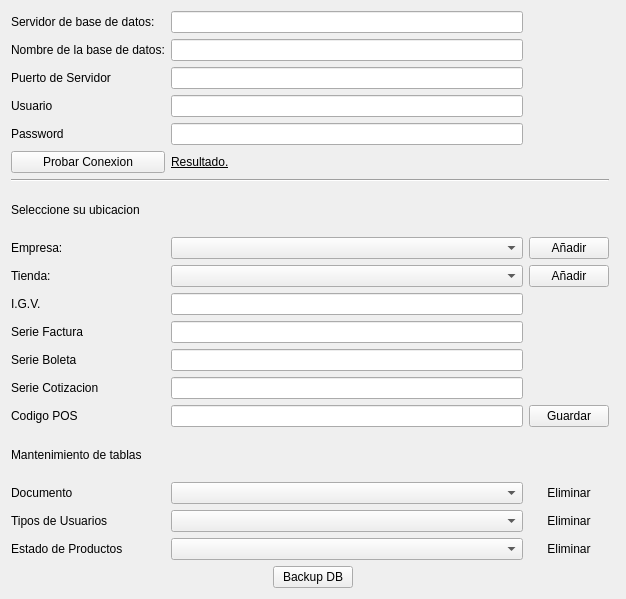
Old version of the form configuracion/ui_configuracion.ui in the repository rodety/Jireh.
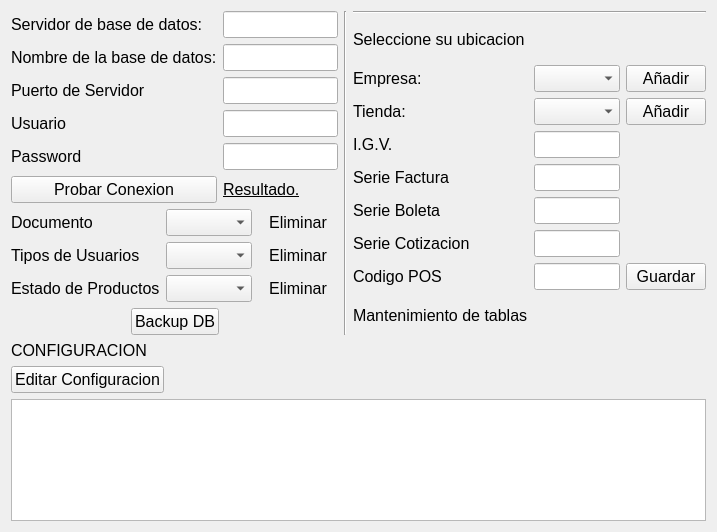
New version of the form. Icons and pictures are not drawn. Custom widgets are drawn as their Qt base class.

```diff
--- a/configuracion/ui_configuracion.ui
+++ b/configuracion/ui_configuracion.ui
@@ -6,8 +6,8 @@
    <rect>
     <x>0</x>
     <y>0</y>
-    <width>626</width>
-    <height>599</height>
+    <width>567</width>
+    <height>532</height>
    </rect>
   </property>
   <property name="windowTitle">
@@ -16,140 +16,112 @@
   <property name="autoFillBackground">
    <bool>true</bool>
   </property>
-  <layout class="QGridLayout" name="gridLayout_2">
+  <layout class="QGridLayout" name="gridLayout_6">
    <item row="0" column="0">
     <layout class="QGridLayout" name="gridLayout">
-     <item row="20" column="0" colspan="4">
-      <layout class="QHBoxLayout" name="horizontalLayout">
-       <item>
-        <spacer name="horizontalSpacer_3">
-         <property name="orientation">
-          <enum>Qt::Horizontal</enum>
-         </property>
-         <property name="sizeHint" stdset="0">
-          <size>
-           <width>40</width>
-           <height>20</height>
-          </size>
-         </property>
-        </spacer>
-       </item>
-       <item>
-        <widget class="QPushButton" name="btn_backup">
-         <property name="text">
-          <string>Backup DB</string>
-         </property>
-        </widget>
-       </item>
-       <item>
-        <spacer name="horizontalSpacer_2">
-         <property name="orientation">
-          <enum>Qt::Horizontal</enum>
-         </property>
-         <property name="sizeHint" stdset="0">
-          <size>
-           <width>13</width>
-           <height>17</height>
-          </size>
-         </property>
-        </spacer>
-       </item>
-      </layout>
+     <item row="0" column="0">
+      <widget class="QLabel" name="label">
+       <property name="font">
+        <font>
+         <pointsize>12</pointsize>
+        </font>
+       </property>
+       <property name="text">
+        <string>Servidor de base de datos: </string>
+       </property>
+      </widget>
      </item>
-     <item row="18" column="1">
-      <widget class="MyComboBox" name="comboBox_tipoUsuario"/>
+     <item row="0" column="1">
+      <widget class="QLineEdit" name="lineEdit_ipdatabase">
+       <property name="font">
+        <font>
+         <pointsize>12</pointsize>
+        </font>
+       </property>
+      </widget>
      </item>
-     <item row="9" column="0">
-      <widget class="QLabel" name="lblTienda">
+     <item row="1" column="0">
+      <widget class="QLabel" name="label_3">
+       <property name="font">
+        <font>
+         <pointsize>12</pointsize>
+        </font>
+       </property>
        <property name="text">
-        <string>Tienda: </string>
+        <string>Nombre de la base de datos:</string>
        </property>
       </widget>
      </item>
-     <item row="10" column="0">
-      <widget class="QLabel" name="label_8">
+     <item row="1" column="1">
+      <widget class="QLineEdit" name="lineEdit_nameDatabase">
+       <property name="font">
+        <font>
+         <pointsize>12</pointsize>
+        </font>
+       </property>
+      </widget>
+     </item>
+     <item row="2" column="0">
+      <widget class="QLabel" name="label_2">
+       <property name="font">
+        <font>
+         <pointsize>12</pointsize>
+        </font>
+       </property>
        <property name="text">
-        <string>I.G.V.</string>
+        <string>Puerto de Servidor</string>
+       </property>
+      </widget>
+     </item>
+     <item row="2" column="1">
+      <widget class="QLineEdit" name="lineEdit_portDatabase">
+       <property name="font">
+        <font>
+         <pointsize>12</pointsize>
+        </font>
        </property>
       </widget>
      </item>
      <item row="3" column="0">
       <widget class="QLabel" name="label_5">
+       <property name="font">
+        <font>
+         <pointsize>12</pointsize>
+        </font>
+       </property>
        <property name="text">
         <string>Usuario</string>
        </property>
       </widget>
      </item>
      <item row="3" column="1">
-      <widget class="QLineEdit" name="lineEdit_userDatabase"/>
-     </item>
-     <item row="0" column="1">
-      <widget class="QLineEdit" name="lineEdit_ipdatabase"/>
-     </item>
-     <item row="16" column="0">
-      <widget class="QLabel" name="label_12">
-       <property name="text">
-        <string>Documento</string>
+      <widget class="QLineEdit" name="lineEdit_userDatabase">
+       <property name="font">
+        <font>
+         <pointsize>12</pointsize>
+        </font>
        </property>
       </widget>
      </item>
-     <item row="11" column="1">
-      <widget class="QLineEdit" name="lineEdit_serieFactura"/>
-     </item>
-     <item row="1" column="1">
-      <widget class="QLineEdit" name="lineEdit_nameDatabase"/>
-     </item>
-     <item row="10" column="1">
-      <widget class="QLineEdit" name="lineEdit_IGV"/>
-     </item>
      <item row="4" column="0">
       <widget class="QLabel" name="label_4">
+       <property name="font">
+        <font>
+         <pointsize>12</pointsize>
+        </font>
+       </property>
        <property name="text">
         <string>Password</string>
        </property>
       </widget>
      </item>
-     <item row="2" column="1">
-      <widget class="QLineEdit" name="lineEdit_portDatabase"/>
-     </item>
-     <item row="19" column="1">
-      <widget class="MyComboBox" name="comboBox_estadoProductos"/>
-     </item>
-     <item row="9" column="1">
-      <widget class="QComboBox" name="comboBox_tienda">
-       <item>
-        <property name="text">
-         <string/>
-        </property>
-       </item>
-      </widget>
-     </item>
-     <item row="18" column="0">
-      <widget class="QLabel" name="label_13">
-       <property name="text">
-        <string>Tipos de Usuarios</string>
-       </property>
-      </widget>
-     </item>
-     <item row="18" column="2">
-      <widget class="QPushButton" name="btn_eliminar_tusuario">
-       <property name="text">
-        <string>Eliminar</string>
-       </property>
-       <property name="icon">
-        <iconset resource="../Icons/Icons.qrc">
-         <normaloff>:/Icons/notification_error.png</normaloff>:/Icons/notification_error.png</iconset>
-       </property>
-       <property name="flat">
-        <bool>true</bool>
-       </property>
-      </widget>
-     </item>
-     <item row="13" column="1">
-      <widget class="QLineEdit" name="lineEdit_serieCotizacion"/>
-     </item>
      <item row="4" column="1">
       <widget class="QLineEdit" name="lineEdit_passwordUser">
+       <property name="font">
+        <font>
+         <pointsize>12</pointsize>
+        </font>
+       </property>
        <property name="acceptDrops">
         <bool>true</bool>
        </property>
@@ -164,31 +136,22 @@
        </property>
       </widget>
      </item>
-     <item row="15" column="0" colspan="4">
-      <widget class="QLabel" name="label_11">
-       <property name="text">
-        <string>Mantenimiento de tablas</string>
+     <item row="5" column="0">
+      <widget class="QPushButton" name="btn_testConexion">
+       <property name="font">
+        <font>
+         <pointsize>12</pointsize>
+        </font>
        </property>
-      </widget>
-     </item>
-     <item row="19" column="2">
-      <widget class="QPushButton" name="btn_eliminar_estado">
        <property name="text">
-        <string>Eliminar</string>
+        <string>Probar Conexion</string>
        </property>
        <property name="icon">
         <iconset resource="../Icons/Icons.qrc">
          <normaloff>:/Icons/notification_error.png</normaloff>:/Icons/notification_error.png</iconset>
        </property>
        <property name="flat">
-        <bool>true</bool>
-       </property>
-      </widget>
-     </item>
-     <item row="8" column="0">
-      <widget class="QLabel" name="lblEmpresa">
-       <property name="text">
-        <string>Empresa: </string>
+        <bool>false</bool>
        </property>
       </widget>
      </item>
@@ -197,6 +160,7 @@
        <property name="font">
         <font>
          <family>Ubuntu</family>
+         <pointsize>12</pointsize>
          <weight>50</weight>
          <italic>false</italic>
          <bold>false</bold>
@@ -211,18 +175,315 @@
        </property>
       </widget>
      </item>
-     <item row="8" column="1">
-      <widget class="QComboBox" name="comboBox_empresa"/>
+    </layout>
+   </item>
+   <item row="0" column="1" rowspan="2">
+    <widget class="Line" name="line_2">
+     <property name="font">
+      <font>
+       <pointsize>12</pointsize>
+      </font>
+     </property>
+     <property name="orientation">
+      <enum>Qt::Vertical</enum>
+     </property>
+    </widget>
+   </item>
+   <item row="0" column="2" rowspan="2">
+    <layout class="QGridLayout" name="gridLayout_3">
+     <item row="0" column="0">
+      <layout class="QGridLayout" name="gridLayout_2">
+       <item row="0" column="0" colspan="3">
+        <widget class="Line" name="line">
+         <property name="font">
+          <font>
+           <pointsize>12</pointsize>
+          </font>
+         </property>
+         <property name="orientation">
+          <enum>Qt::Horizontal</enum>
+         </property>
+        </widget>
+       </item>
+       <item row="1" column="0">
+        <widget class="QLabel" name="label_7">
+         <property name="font">
+          <font>
+           <pointsize>12</pointsize>
+          </font>
+         </property>
+         <property name="text">
+          <string>Seleccione su ubicacion</string>
+         </property>
+        </widget>
+       </item>
+       <item row="2" column="0">
+        <widget class="QLabel" name="lblEmpresa">
+         <property name="font">
+          <font>
+           <pointsize>12</pointsize>
+          </font>
+         </property>
+         <property name="text">
+          <string>Empresa: </string>
+         </property>
+        </widget>
+       </item>
+       <item row="2" column="1">
+        <widget class="QComboBox" name="comboBox_empresa">
+         <property name="font">
+          <font>
+           <pointsize>12</pointsize>
+          </font>
+         </property>
+        </widget>
+       </item>
+       <item row="2" column="2">
+        <widget class="QPushButton" name="btnAgregar_empresa">
+         <property name="sizePolicy">
+          <sizepolicy hsizetype="Fixed" vsizetype="Fixed">
+           <horstretch>0</horstretch>
+           <verstretch>0</verstretch>
+          </sizepolicy>
+         </property>
+         <property name="font">
+          <font>
+           <pointsize>12</pointsize>
+          </font>
+         </property>
+         <property name="text">
+          <string>Añadir</string>
+         </property>
+         <property name="icon">
+          <iconset resource="../Icons/Icons.qrc">
+           <normaloff>:/Icons/1348112114_notification_add.png</normaloff>:/Icons/1348112114_notification_add.png</iconset>
+         </property>
+         <property name="flat">
+          <bool>false</bool>
+         </property>
+        </widget>
+       </item>
+       <item row="3" column="0">
+        <widget class="QLabel" name="lblTienda">
+         <property name="font">
+          <font>
+           <pointsize>12</pointsize>
+          </font>
+         </property>
+         <property name="text">
+          <string>Tienda: </string>
+         </property>
+        </widget>
+       </item>
+       <item row="3" column="1">
+        <widget class="QComboBox" name="comboBox_tienda">
+         <property name="font">
+          <font>
+           <pointsize>12</pointsize>
+          </font>
+         </property>
+         <item>
+          <property name="text">
+           <string/>
+          </property>
+         </item>
+        </widget>
+       </item>
+       <item row="3" column="2">
+        <widget class="QPushButton" name="btnAgregar_Tienda">
+         <property name="sizePolicy">
+          <sizepolicy hsizetype="Fixed" vsizetype="Fixed">
+           <horstretch>0</horstretch>
+           <verstretch>0</verstretch>
+          </sizepolicy>
+         </property>
+         <property name="font">
+          <font>
+           <pointsize>12</pointsize>
+          </font>
+         </property>
+         <property name="text">
+          <string>Añadir</string>
+         </property>
+         <property name="icon">
+          <iconset resource="../Icons/Icons.qrc">
+           <normaloff>:/Icons/1348112114_notification_add.png</normaloff>:/Icons/1348112114_notification_add.png</iconset>
+         </property>
+         <property name="flat">
+          <bool>false</bool>
+         </property>
+        </widget>
+       </item>
+       <item row="4" column="0">
+        <widget class="QLabel" name="label_8">
+         <property name="font">
+          <font>
+           <pointsize>12</pointsize>
+          </font>
+         </property>
+         <property name="text">
+          <string>I.G.V.</string>
+         </property>
+        </widget>
+       </item>
+       <item row="4" column="1">
+        <widget class="QLineEdit" name="lineEdit_IGV">
+         <property name="font">
+          <font>
+           <pointsize>12</pointsize>
+          </font>
+         </property>
+        </widget>
+       </item>
+       <item row="5" column="0">
+        <widget class="QLabel" name="label_6">
+         <property name="font">
+          <font>
+           <pointsize>12</pointsize>
+          </font>
+         </property>
+         <property name="text">
+          <string>Serie Factura</string>
+         </property>
+        </widget>
+       </item>
+       <item row="5" column="1">
+        <widget class="QLineEdit" name="lineEdit_serieFactura">
+         <property name="font">
+          <font>
+           <pointsize>12</pointsize>
+          </font>
+         </property>
+        </widget>
+       </item>
+       <item row="6" column="0">
+        <widget class="QLabel" name="label_9">
+         <property name="font">
+          <font>
+           <pointsize>12</pointsize>
+          </font>
+         </property>
+         <property name="text">
+          <string>Serie Boleta</string>
+         </property>
+        </widget>
+       </item>
+       <item row="6" column="1">
+        <widget class="QLineEdit" name="lineEdit_boleta">
+         <property name="font">
+          <font>
+           <pointsize>12</pointsize>
+          </font>
+         </property>
+        </widget>
+       </item>
+       <item row="7" column="0">
+        <widget class="QLabel" name="label_10">
+         <property name="font">
+          <font>
+           <pointsize>12</pointsize>
+          </font>
+         </property>
+         <property name="text">
+          <string>Serie Cotizacion</string>
+         </property>
+        </widget>
+       </item>
+       <item row="7" column="1">
+        <widget class="QLineEdit" name="lineEdit_serieCotizacion">
+         <property name="font">
+          <font>
+           <pointsize>12</pointsize>
+          </font>
+         </property>
+        </widget>
+       </item>
+       <item row="8" column="0">
+        <widget class="QLabel" name="label_15">
+         <property name="font">
+          <font>
+           <pointsize>12</pointsize>
+          </font>
+         </property>
+         <property name="text">
+          <string>Codigo POS</string>
+         </property>
+        </widget>
+       </item>
+       <item row="8" column="1">
+        <widget class="QLineEdit" name="lineEdit_cod_pos">
+         <property name="font">
+          <font>
+           <pointsize>12</pointsize>
+          </font>
+         </property>
+        </widget>
+       </item>
+       <item row="8" column="2">
+        <widget class="QPushButton" name="btn_saveConfiguration">
+         <property name="font">
+          <font>
+           <pointsize>12</pointsize>
+          </font>
+         </property>
+         <property name="text">
+          <string>Guardar</string>
+         </property>
+         <property name="icon">
+          <iconset resource="../Icons/Icons.qrc">
+           <normaloff>:/Icons/notification_done.png</normaloff>:/Icons/notification_done.png</iconset>
+         </property>
+         <property name="flat">
+          <bool>false</bool>
+         </property>
+        </widget>
+       </item>
+       <item row="9" column="0">
+        <widget class="QLabel" name="label_11">
+         <property name="font">
+          <font>
+           <pointsize>12</pointsize>
+          </font>
+         </property>
+         <property name="text">
+          <string>Mantenimiento de tablas</string>
+         </property>
+        </widget>
+       </item>
+      </layout>
      </item>
+    </layout>
+   </item>
+   <item row="1" column="0">
+    <layout class="QGridLayout" name="gridLayout_4">
      <item row="0" column="0">
-      <widget class="QLabel" name="label">
+      <widget class="QLabel" name="label_12">
+       <property name="font">
+        <font>
+         <pointsize>12</pointsize>
+        </font>
+       </property>
        <property name="text">
-        <string>Servidor de base de datos: </string>
+        <string>Documento</string>
        </property>
       </widget>
      </item>
-     <item row="16" column="2">
+     <item row="0" column="1">
+      <widget class="MyComboBox" name="comboBox_Documento">
+       <property name="font">
+        <font>
+         <pointsize>12</pointsize>
+        </font>
+       </property>
+      </widget>
+     </item>
+     <item row="0" column="2">
       <widget class="QPushButton" name="btn_eliminar_ducumento">
+       <property name="font">
+        <font>
+         <pointsize>12</pointsize>
+        </font>
+       </property>
        <property name="text">
         <string>Eliminar</string>
        </property>
@@ -235,143 +496,190 @@
        </property>
       </widget>
      </item>
-     <item row="5" column="0">
-      <widget class="QPushButton" name="btn_testConexion">
-       <property name="text">
-        <string>Probar Conexion</string>
-       </property>
-       <property name="icon">
-        <iconset resource="../Icons/Icons.qrc">
-         <normaloff>:/Icons/1349716377_monotone_cog_settings_gear.png</normaloff>:/Icons/1349716377_monotone_cog_settings_gear.png</iconset>
-       </property>
-       <property name="flat">
-        <bool>false</bool>
-       </property>
-      </widget>
-     </item>
-     <item row="12" column="0">
-      <widget class="QLabel" name="label_9">
-       <property name="text">
-        <string>Serie Boleta</string>
-       </property>
-      </widget>
-     </item>
-     <item row="6" column="0" colspan="3">
-      <widget class="Line" name="line">
-       <property name="orientation">
-        <enum>Qt::Horizontal</enum>
-       </property>
-      </widget>
-     </item>
      <item row="1" column="0">
-      <widget class="QLabel" name="label_3">
+      <widget class="QLabel" name="label_13">
+       <property name="font">
+        <font>
+         <pointsize>12</pointsize>
+        </font>
+       </property>
        <property name="text">
-        <string>Nombre de la base de datos:</string>
+        <string>Tipos de Usuarios</string>
+       </property>
+      </widget>
+     </item>
+     <item row="1" column="1">
+      <widget class="MyComboBox" name="comboBox_tipoUsuario">
+       <property name="font">
+        <font>
+         <pointsize>12</pointsize>
+        </font>
+       </property>
+      </widget>
+     </item>
+     <item row="1" column="2">
+      <widget class="QPushButton" name="btn_eliminar_tusuario">
+       <property name="font">
+        <font>
+         <pointsize>12</pointsize>
+        </font>
+       </property>
+       <property name="text">
+        <string>Eliminar</string>
+       </property>
+       <property name="icon">
+        <iconset resource="../Icons/Icons.qrc">
+         <normaloff>:/Icons/notification_error.png</normaloff>:/Icons/notification_error.png</iconset>
+       </property>
+       <property name="flat">
+        <bool>true</bool>
        </property>
       </widget>
      </item>
      <item row="2" column="0">
-      <widget class="QLabel" name="label_2">
-       <property name="text">
-        <string>Puerto de Servidor</string>
-       </property>
-      </widget>
-     </item>
-     <item row="11" column="0">
-      <widget class="QLabel" name="label_6">
-       <property name="text">
-        <string>Serie Factura</string>
-       </property>
-      </widget>
-     </item>
-     <item row="9" column="2">
-      <widget class="QPushButton" name="btnAgregar_Tienda">
-       <property name="sizePolicy">
-        <sizepolicy hsizetype="Fixed" vsizetype="Fixed">
-         <horstretch>0</horstretch>
-         <verstretch>0</verstretch>
-        </sizepolicy>
-       </property>
-       <property name="text">
-        <string>Añadir</string>
-       </property>
-       <property name="icon">
-        <iconset resource="../Icons/Icons.qrc">
-         <normaloff>:/Icons/1348112114_notification_add.png</normaloff>:/Icons/1348112114_notification_add.png</iconset>
-       </property>
-       <property name="flat">
-        <bool>false</bool>
-       </property>
-      </widget>
-     </item>
-     <item row="19" column="0">
       <widget class="QLabel" name="label_14">
+       <property name="font">
+        <font>
+         <pointsize>12</pointsize>
+        </font>
+       </property>
        <property name="text">
         <string>Estado de Productos</string>
        </property>
       </widget>
      </item>
-     <item row="16" column="1">
-      <widget class="MyComboBox" name="comboBox_Documento"/>
-     </item>
-     <item row="13" column="0">
-      <widget class="QLabel" name="label_10">
-       <property name="text">
-        <string>Serie Cotizacion</string>
+     <item row="2" column="1">
+      <widget class="MyComboBox" name="comboBox_estadoProductos">
+       <property name="font">
+        <font>
+         <pointsize>12</pointsize>
+        </font>
        </property>
       </widget>
      </item>
-     <item row="12" column="1">
-      <widget class="QLineEdit" name="lineEdit_boleta"/>
-     </item>
-     <item row="7" column="0" colspan="4">
-      <widget class="QLabel" name="label_7">
-       <property name="text">
-        <string>Seleccione su ubicacion</string>
+     <item row="2" column="2">
+      <widget class="QPushButton" name="btn_eliminar_estado">
+       <property name="font">
+        <font>
+         <pointsize>12</pointsize>
+        </font>
        </property>
-      </widget>
-     </item>
-     <item row="8" column="2">
-      <widget class="QPushButton" name="btnAgregar_empresa">
-       <property name="sizePolicy">
-        <sizepolicy hsizetype="Fixed" vsizetype="Fixed">
-         <horstretch>0</horstretch>
-         <verstretch>0</verstretch>
-        </sizepolicy>
-       </property>
        <property name="text">
-        <string>Añadir</string>
+        <string>Eliminar</string>
        </property>
        <property name="icon">
         <iconset resource="../Icons/Icons.qrc">
          <normaloff>:/Icons/1348112114_notification_add.png</normaloff>:/Icons/1348112114_notification_add.png</iconset>
        </property>
        <property name="flat">
-        <bool>false</bool>
+        <bool>true</bool>
        </property>
       </widget>
      </item>
-     <item row="14" column="0">
-      <widget class="QLabel" name="label_15">
+     <item row="3" column="0" colspan="3">
+      <layout class="QHBoxLayout" name="horizontalLayout">
+       <item>
+        <spacer name="horizontalSpacer_3">
+         <property name="font">
+          <font>
+           <pointsize>12</pointsize>
+          </font>
+         </property>
+         <property name="orientation">
+          <enum>Qt::Horizontal</enum>
+         </property>
+         <property name="sizeHint" stdset="0">
+          <size>
+           <width>40</width>
+           <height>20</height>
+          </size>
+         </property>
+        </spacer>
+       </item>
+       <item>
+        <widget class="QPushButton" name="btn_backup">
+         <property name="font">
+          <font>
+           <pointsize>12</pointsize>
+          </font>
+         </property>
+         <property name="text">
+          <string>Backup DB</string>
+         </property>
+        </widget>
+       </item>
+       <item>
+        <spacer name="horizontalSpacer_2">
+         <property name="font">
+          <font>
+           <pointsize>12</pointsize>
+          </font>
+         </property>
+         <property name="orientation">
+          <enum>Qt::Horizontal</enum>
+         </property>
+         <property name="sizeHint" stdset="0">
+          <size>
+           <width>13</width>
+           <height>17</height>
+          </size>
+         </property>
+        </spacer>
+       </item>
+      </layout>
+     </item>
+    </layout>
+   </item>
+   <item row="2" column="0" colspan="3">
+    <layout class="QGridLayout" name="gridLayout_5">
+     <item row="0" column="0">
+      <widget class="QLabel" name="label_16">
+       <property name="font">
+        <font>
+         <pointsize>12</pointsize>
+        </font>
+       </property>
        <property name="text">
-        <string>Codigo POS</string>
+        <string>CONFIGURACION</string>
        </property>
       </widget>
      </item>
-     <item row="14" column="1">
-      <widget class="QLineEdit" name="lineEdit_cod_pos"/>
-     </item>
-     <item row="14" column="2">
-      <widget class="QPushButton" name="btn_saveConfiguration">
+     <item row="1" column="0">
+      <widget class="QPushButton" name="pushButton_EditConfiguracion">
+       <property name="font">
+        <font>
+         <pointsize>12</pointsize>
+        </font>
+       </property>
        <property name="text">
-        <string>Guardar</string>
+        <string>Editar Configuracion</string>
        </property>
-       <property name="icon">
-        <iconset resource="../Icons/Icons.qrc">
-         <normaloff>:/Icons/notification_done.png</normaloff>:/Icons/notification_done.png</iconset>
+      </widget>
+     </item>
+     <item row="1" column="1">
+      <spacer name="horizontalSpacer">
+       <property name="font">
+        <font>
+         <pointsize>12</pointsize>
+        </font>
        </property>
-       <property name="flat">
-        <bool>false</bool>
+       <property name="orientation">
+        <enum>Qt::Horizontal</enum>
+       </property>
+       <property name="sizeHint" stdset="0">
+        <size>
+         <width>40</width>
+         <height>20</height>
+        </size>
+       </property>
+      </spacer>
+     </item>
+     <item row="2" column="0" colspan="2">
+      <widget class="QTableView" name="tableView_configuracion">
+       <property name="font">
+        <font>
+         <pointsize>12</pointsize>
+        </font>
        </property>
       </widget>
      </item>
```
Left out of the diff: 4 changed lines with no effect on the pictures.
